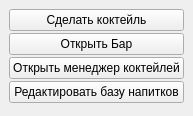
Old version of the form gui/mainwindow.ui in the repository timurchak/AlcoMetr.
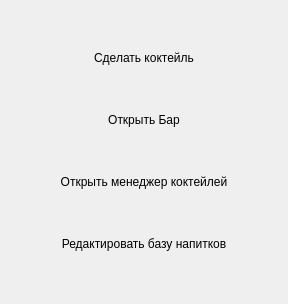
New version of the form. Icons and pictures are not drawn.

Commit message: add icon, add MessageBox for delete category

```diff
--- a/gui/mainwindow.ui
+++ b/gui/mainwindow.ui
@@ -6,8 +6,8 @@
    <rect>
     <x>0</x>
     <y>0</y>
-    <width>179</width>
-    <height>116</height>
+    <width>288</width>
+    <height>304</height>
    </rect>
   </property>
   <property name="windowTitle">
@@ -23,6 +23,19 @@
       <property name="text">
        <string>Сделать коктейль</string>
       </property>
+      <property name="icon">
+       <iconset resource="../resources.qrc">
+        <normaloff>:/rsc/coctail_use.png</normaloff>:/rsc/coctail_use.png</iconset>
+      </property>
+      <property name="iconSize">
+       <size>
+        <width>64</width>
+        <height>64</height>
+       </size>
+      </property>
+      <property name="flat">
+       <bool>true</bool>
+      </property>
      </widget>
     </item>
     <item>
@@ -30,6 +43,25 @@
       <property name="text">
        <string>Открыть Бар</string>
       </property>
+      <property name="icon">
+       <iconset resource="../resources.qrc">
+        <normaloff>:/rsc/bar.png</normaloff>:/rsc/bar.png</iconset>
+      </property>
+      <property name="iconSize">
+       <size>
+        <width>64</width>
+        <height>64</height>
+       </size>
+      </property>
+      <property name="autoDefault">
+       <bool>false</bool>
+      </property>
+      <property name="default">
+       <bool>false</bool>
+      </property>
+      <property name="flat">
+       <bool>true</bool>
+      </property>
      </widget>
     </item>
     <item>
@@ -37,6 +69,19 @@
       <property name="text">
        <string>Открыть менеджер коктейлей</string>
       </property>
+      <property name="icon">
+       <iconset resource="../resources.qrc">
+        <normaloff>:/rsc/coctail_edit.png</normaloff>:/rsc/coctail_edit.png</iconset>
+      </property>
+      <property name="iconSize">
+       <size>
+        <width>64</width>
+        <height>64</height>
+       </size>
+      </property>
+      <property name="flat">
+       <bool>true</bool>
+      </property>
      </widget>
     </item>
     <item>
@@ -44,6 +89,22 @@
       <property name="text">
        <string>Редактировать базу напитков</string>
       </property>
+      <property name="icon">
+       <iconset resource="../resources.qrc">
+        <normaloff>:/rsc/base.png</normaloff>:/rsc/base.png</iconset>
+      </property>
+      <property name="iconSize">
+       <size>
+        <width>64</width>
+        <height>64</height>
+       </size>
+      </property>
+      <property name="autoDefault">
+       <bool>false</bool>
+      </property>
+      <property name="flat">
+       <bool>true</bool>
+      </property>
      </widget>
     </item>
    </layout>
```
Left out of the diff: 4 changed lines with no effect on the pictures. The commit also changes 14 other files.
